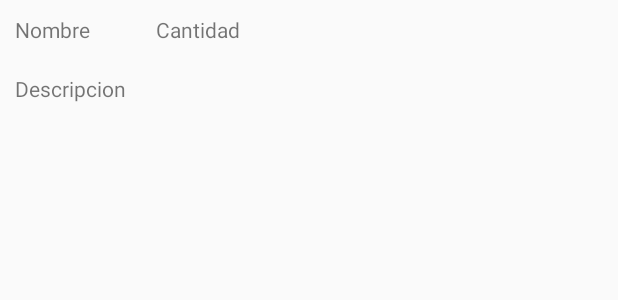
After one commit to ferhdz95/parcial2android, an Android app: the layout producto.xml on its own in the app's theme, with its tools: preview values and no code run, on a phone screen of 412 x 824 dp. The commit adds this screen. Shown: the top 300 px of the screen. Run offline under Robolectric (Android 15) with nearby library versions, the phone set to English and light mode, and no system bars.

Commit message:
Se agrego el Adaptador para el list view y el fragmento para mostrar los productos.

```diff
--- /dev/null
+++ b/app/src/main/res/layout/producto.xml
@@ -0,0 +1,47 @@
+<?xml version="1.0" encoding="utf-8"?>
+<LinearLayout xmlns:android="http://schemas.android.com/apk/res/android"
+    android:layout_width="match_parent"
+    android:layout_height="match_parent"
+    android:orientation="vertical"
+    android:id="@+id/layoutproducto">
+
+
+    <TableLayout
+        android:layout_width="match_parent"
+        android:layout_height="match_parent">
+
+        <TableRow
+            android:layout_width="match_parent"
+            android:layout_height="match_parent">
+
+            <TextView
+                android:id="@+id/nombre"
+                android:layout_width="match_parent"
+                android:layout_height="wrap_content"
+                android:padding="10dp"
+                android:text="Nombre" />
+
+            <TextView
+                android:id="@+id/cantidad"
+                android:layout_width="match_parent"
+                android:layout_height="wrap_content"
+                android:padding="10dp"
+                android:text="Cantidad" />
+
+        </TableRow>
+
+        <TableRow
+            android:layout_width="match_parent"
+            android:layout_height="match_parent" >
+
+            <TextView
+                android:id="@+id/descripcion"
+                android:layout_width="wrap_content"
+                android:layout_height="wrap_content"
+                android:padding="10dp"
+                android:text="Descripcion" />
+        </TableRow>
+
+    </TableLayout>
+
+</LinearLayout>
```
Also changed, not shown: app/src/main/java/com/example/fer_m/examencasiandroid/AdaptadorProducto.java (added, +58 -0 lines), app/src/main/java/com/example/fer_m/examencasiandroid/MuestraProductosFragment.java (added, +43 -0 lines), app/src/main/res/layout/activity_main.xml (+7 -0 lines), app/src/main/res/layout/show_product_fragment.xml (added, +9 -0 lines).
